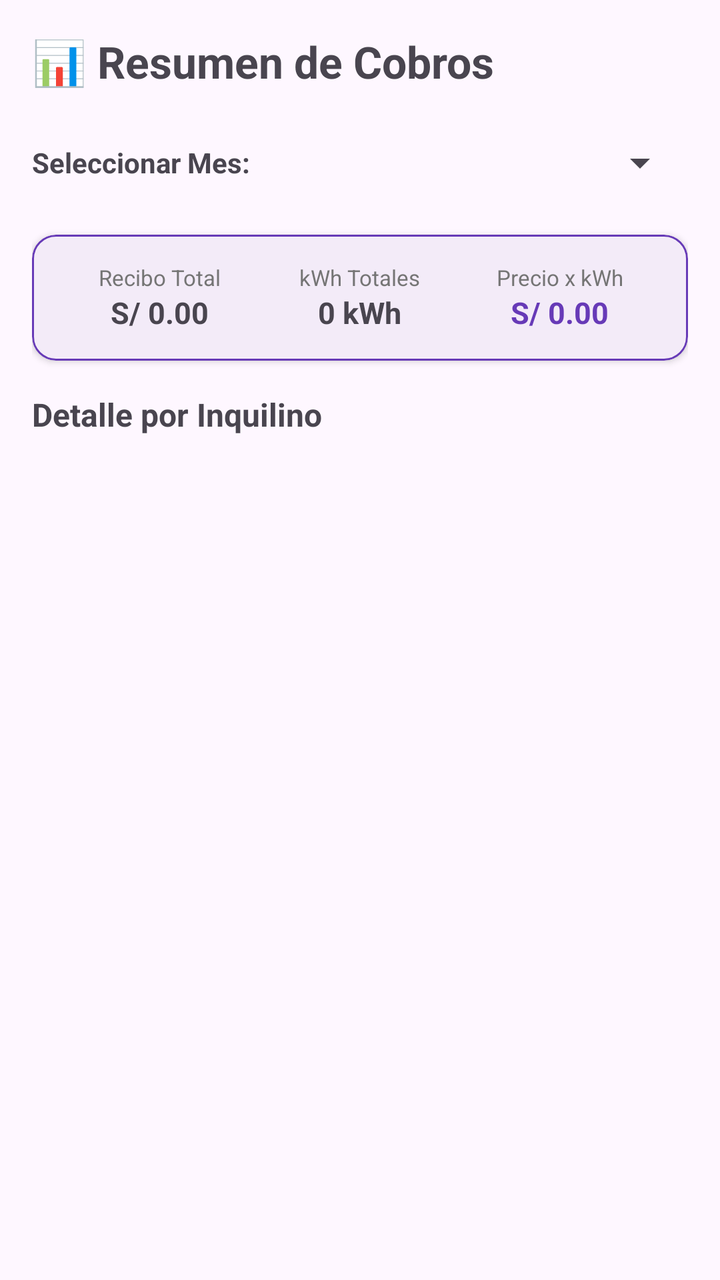
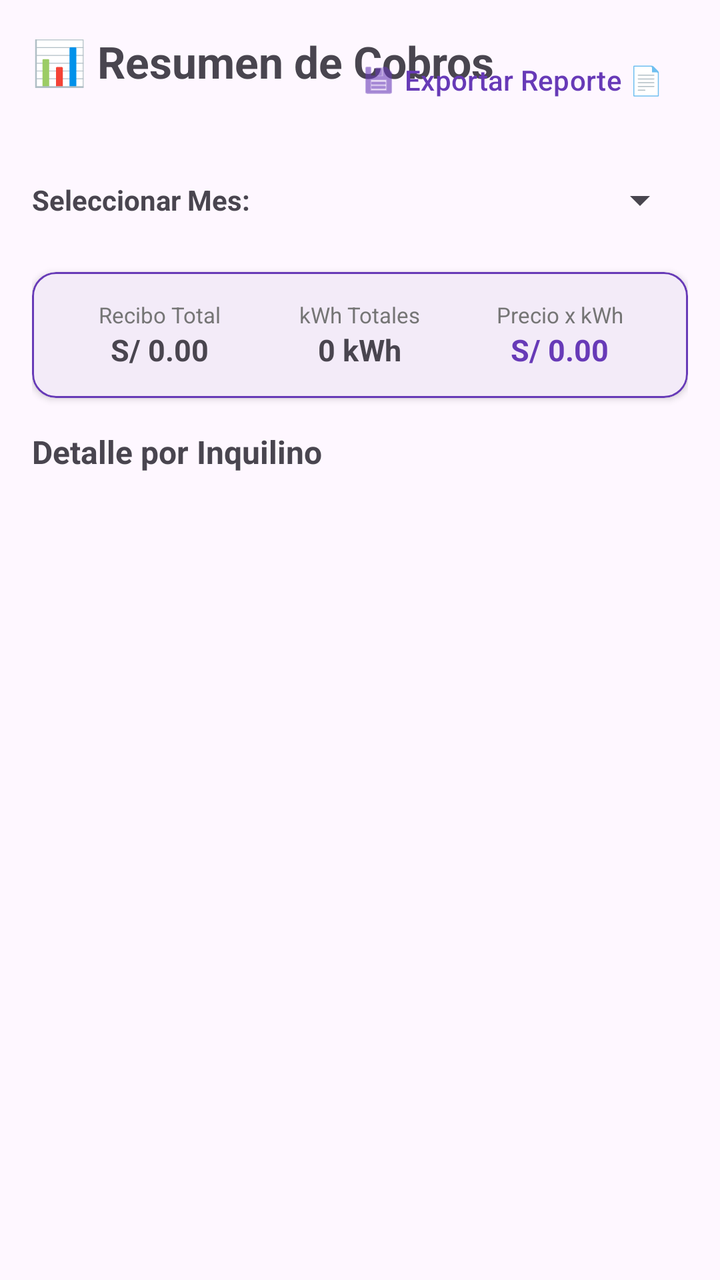

The first picture is an Android layout as it rendered before a commit; the second is the same layout after the commit. The layout source and the unified diff follow.
<!-- AndroidManifest.xml: application theme Theme.KiloWatt -->
<!-- res/layout/activity_resumen_cobros.xml -->
<?xml version="1.0" encoding="utf-8"?>
<LinearLayout xmlns:android="http://schemas.android.com/apk/res/android"
    xmlns:app="http://schemas.android.com/apk/res-auto"
    android:layout_width="match_parent"
    android:layout_height="match_parent"
    android:orientation="vertical"
    android:padding="16dp">

    
    <TextView
        android:layout_width="wrap_content"
        android:layout_height="wrap_content"
        android:text="📊 Resumen de Cobros"
        android:textSize="22sp"
        android:textStyle="bold"
        android:layout_marginBottom="12dp" />

    
    <LinearLayout
        android:layout_width="match_parent"
        android:layout_height="wrap_content"
        android:orientation="horizontal"
        android:gravity="center_vertical"
        android:layout_marginBottom="12dp">

        <TextView
            android:layout_width="wrap_content"
            android:layout_height="wrap_content"
            android:text="Seleccionar Mes: "
            android:textSize="14sp"
            android:textStyle="bold" />

        <Spinner
            android:id="@+id/spMesesResumen"
            android:layout_width="match_parent"
            android:layout_height="48dp" />
    </LinearLayout>

    
    <com.google.android.material.card.MaterialCardView
        android:layout_width="match_parent"
        android:layout_height="wrap_content"
        android:layout_marginBottom="16dp"
        app:cardCornerRadius="12dp"
        app:cardElevation="2dp"
        app:strokeColor="#673AB7"
        app:strokeWidth="1dp">

        <LinearLayout
            android:layout_width="match_parent"
            android:layout_height="wrap_content"
            android:orientation="horizontal"
            android:padding="14dp"
            android:weightSum="3">

            <LinearLayout
                android:layout_width="0dp"
                android:layout_height="wrap_content"
                android:layout_weight="1"
                android:orientation="vertical"
                android:gravity="center">

                <TextView
                    android:layout_width="wrap_content"
                    android:layout_height="wrap_content"
                    android:text="Recibo Total"
                    android:textColor="#757575"
                    android:textSize="11sp" />

                <TextView
                    android:id="@+id/tvReciboTotalGlobal"
                    android:layout_width="wrap_content"
                    android:layout_height="wrap_content"
                    android:text="S/ 0.00"
                    android:textSize="15sp"
                    android:textStyle="bold" />
            </LinearLayout>

            <LinearLayout
                android:layout_width="0dp"
                android:layout_height="wrap_content"
                android:layout_weight="1"
                android:orientation="vertical"
                android:gravity="center">

                <TextView
                    android:layout_width="wrap_content"
                    android:layout_height="wrap_content"
                    android:text="kWh Totales"
                    android:textColor="#757575"
                    android:textSize="11sp" />

                <TextView
                    android:id="@+id/tvKwhTotalesGlobal"
                    android:layout_width="wrap_content"
                    android:layout_height="wrap_content"
                    android:text="0 kWh"
                    android:textSize="15sp"
                    android:textStyle="bold" />
            </LinearLayout>

            <LinearLayout
                android:layout_width="0dp"
                android:layout_height="wrap_content"
                android:layout_weight="1"
                android:orientation="vertical"
                android:gravity="center">

                <TextView
                    android:layout_width="wrap_content"
                    android:layout_height="wrap_content"
                    android:text="Precio x kWh"
                    android:textColor="#757575"
                    android:textSize="11sp" />

                <TextView
                    android:id="@+id/tvPrecioKwhGlobal"
                    android:layout_width="wrap_content"
                    android:layout_height="wrap_content"
                    android:text="S/ 0.00"
                    android:textColor="#673AB7"
                    android:textSize="15sp"
                    android:textStyle="bold" />
            </LinearLayout>
        </LinearLayout>
    </com.google.android.material.card.MaterialCardView>

    
    <TextView
        android:layout_width="wrap_content"
        android:layout_height="wrap_content"
        android:text="Detalle por Inquilino"
        android:textSize="16sp"
        android:textStyle="bold"
        android:layout_marginBottom="8dp" />

    
    <androidx.recyclerview.widget.RecyclerView
        android:id="@+id/rvResumenCobros"
        android:layout_width="match_parent"
        android:layout_height="0dp"
        android:layout_weight="1" />

</LinearLayout>
<!-- resources referenced by this layout -->
<resources>
  <style name="Theme.KiloWatt" parent="Base.Theme.KiloWatt" />
  <style name="Base.Theme.KiloWatt" parent="Theme.Material3.DayNight.NoActionBar">
          
          
      </style>
</resources>

<!-- the commit's change to res/layout/activity_resumen_cobros.xml (unified diff, before → after) -->
@@ -7,13 +7,30 @@
     android:padding="16dp">
 
     
-    <TextView
-        android:layout_width="wrap_content"
+    <RelativeLayout
+        android:layout_width="match_parent"
         android:layout_height="wrap_content"
-        android:text="📊 Resumen de Cobros"
-        android:textSize="22sp"
-        android:textStyle="bold"
-        android:layout_marginBottom="12dp" />
+        android:layout_marginBottom="12dp">
+
+        <TextView
+            android:layout_width="wrap_content"
+            android:layout_height="wrap_content"
+            android:layout_alignParentStart="true"
+            android:text="📊 Resumen de Cobros"
+            android:textSize="22sp"
+            android:textStyle="bold" />
+
+        <com.google.android.material.button.MaterialButton
+            android:id="@+id/btnExportarReportePdf"
+            style="@style/Widget.Material3.Button.TextButton"
+            android:layout_width="wrap_content"
+            android:layout_height="wrap_content"
+            android:layout_alignParentEnd="true"
+            android:text="Exportar Reporte 📄"
+            android:textColor="#673AB7"
+            app:icon="@android:drawable/ic_menu_save"
+            app:iconTint="#673AB7" />
+    </RelativeLayout>
 
     
     <LinearLayout
